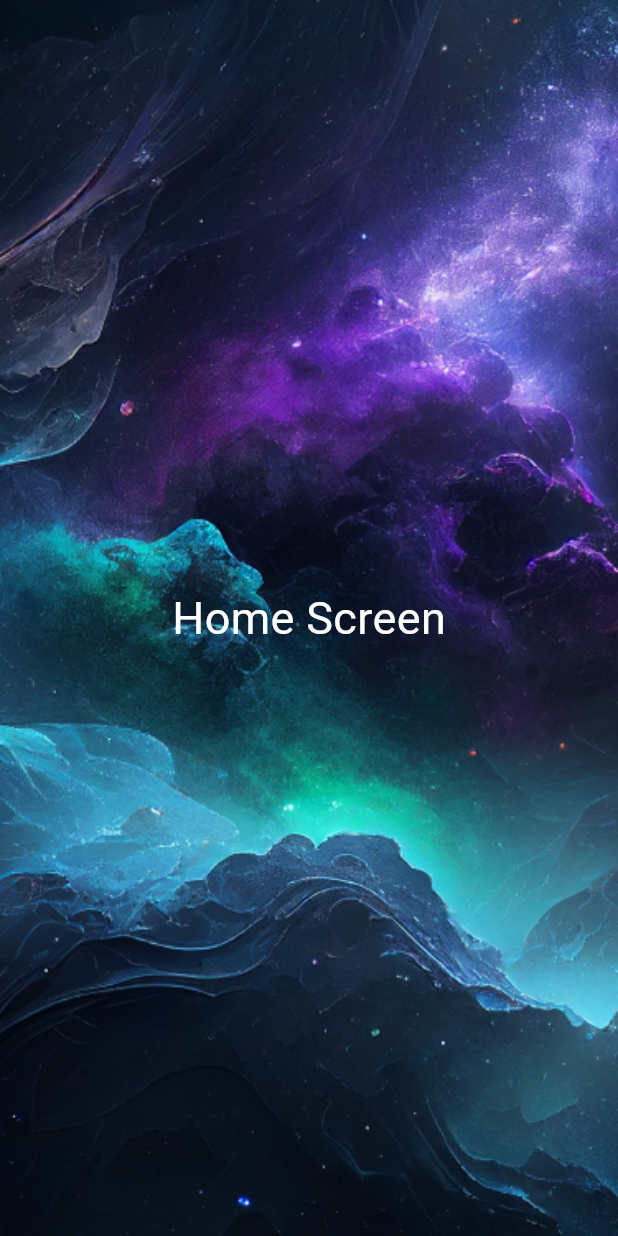
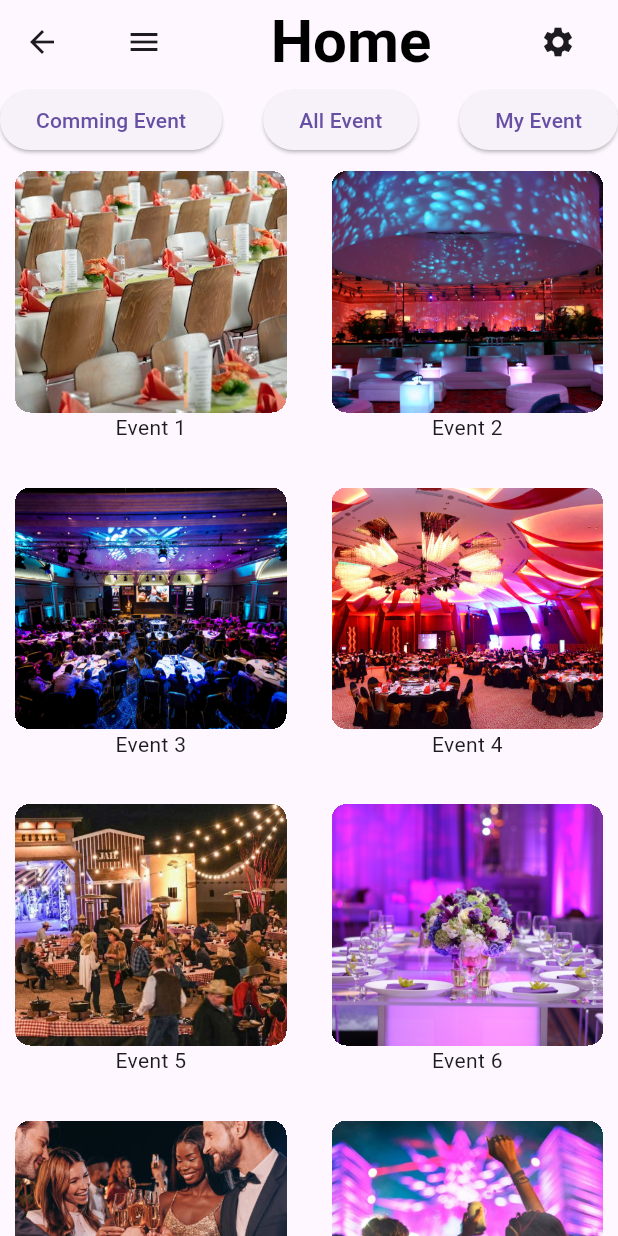
Before and after one commit to N-D-Duy/event-app, a Flutter app: the HomeScreen screen opened directly, on a phone screen of 412 x 824 dp. Run offline on Flutter 3.47's test engine with Material 3 defaults, Android fonts, the phone set to English and light mode, and no system bars; our stand-ins replace flutter_svg.

Commit message:
Update HomePage

```diff
--- a/lib/features/user/data/datasources/local/data.dart
+++ b/lib/features/user/data/datasources/local/data.dart
@@ -83,6 +83,11 @@ class Data {
         password: 'admin',
         name: 'admin',
         role: 'admin'),
+        Account(
+        email: '1',
+        password: '1',
+        name: '1',
+        role: '1'),
 
   ];
 
--- a/lib/features/user/presentation/pages/main/home/home_page.dart
+++ b/lib/features/user/presentation/pages/main/home/home_page.dart
@@ -1,6 +1,6 @@
+import 'package:event_app/features/user/presentation/widgets/event_list.dart';
+import 'package:flutter/material.dart';
 
-import 'package:event_app/features/user/presentation/widgets/background.dart';
-import 'package:flutter/material.dart';
 
 class HomeScreen extends StatefulWidget {
   const HomeScreen({super.key});
@@ -10,16 +10,100 @@ class HomeScreen extends StatefulWidget {
 }
 
 class _HomeScreenState extends State<HomeScreen> {
+
+late final List<Widget> _buttons = [
+    ElevatedButton(
+      onPressed: () {
+        onClick('Button1');
+      },
+      child: Text('Comming Event'),
+    ),
+    ElevatedButton(
+      onPressed: () {
+        onClick('Button2');
+      },
+      child: Text('All Event'),
+    ),
+    ElevatedButton(
+      onPressed: () {
+        onClick('Button3');
+      },
+      child: Text('My Event'),
+    ),
+  ];
+
+  @override
+  void initState() {
+    // TODO: implement initState
+    super.initState();
+    onClick('Button1');
+  }
+
+  void onClick(String name){
+    setState(() {
+      switch(name){
+        case 'Button1':
+        {
+          _mcontent.setWidget('Button1');
+          break;
+        }
+        case 'Button2':{
+          _mcontent.setWidget('Button2');
+          break;
+        }
+        case 'Button3':{
+          _mcontent.setWidget('Button3');
+          break;
+        }
+        default:{
+          _mcontent.setWidget('Button1');
+          print('Out of content Button');
+          break;
+        }
+      }
+    });
+  }
+
+  late EventList _mcontent = EventList();
   @override
   Widget build(BuildContext context) {
-    return const Scaffold(
-      body: Stack(children: [
-        Background(),
-        Center(
-          child: Text('Home Screen',
-              style: TextStyle(fontSize: 30, color: Colors.white)),
+   return Scaffold(
+      appBar: AppBar(
+      title: Row(
+          mainAxisAlignment: MainAxisAlignment.spaceBetween,
+          children: [
+            IconButton(
+              icon: Icon(Icons.menu),
+              onPressed: () {},
+            ),
+            Text('Home',
+              style: TextStyle(color: Colors.black,
+                fontSize: 40,
+                fontWeight: FontWeight.bold,
+              ),
+            ),
+            IconButton(
+              icon: Icon(Icons.settings),
+              onPressed: () {},
+            ),
+          ],
+        ),
+      ),
+      body: Container(
+        child: Column(
+          children: [
+            Row(
+              mainAxisAlignment: MainAxisAlignment.spaceBetween,
+              children: [
+                ..._buttons,
+              ],
+            ),
+            Expanded(
+              child : _mcontent,
+            )
+          ],
         )
-      ]),
+      )
     );
   }
 }
--- /dev/null
+++ b/lib/features/user/presentation/widgets/event_list.dart
@@ -0,0 +1,74 @@
+import 'package:event_app/features/user/data/datasources/local/data.dart';
+import 'package:flutter/material.dart';
+
+// ignore: must_be_immutable
+class EventList extends StatefulWidget {
+  final _EventListState _eventListState = _EventListState();
+
+  void setWidget(String type) {
+    _eventListState.setWidget(type);
+  }
+
+  @override
+  State<StatefulWidget> createState() => _eventListState;
+}
+
+class _EventListState extends State<EventList> {
+  void setWidget(String buttonType) {
+    if (mounted) {
+      setState(() {
+        print('Change State');
+      });
+    }
+  }
+
+  @override
+  Widget build(BuildContext context) {
+    return Scaffold(
+        body: GridView.builder(
+      itemCount: Data.eventList.length,
+      itemBuilder: (context, index) {
+        return Padding(
+          padding: const EdgeInsets.all(10),
+          child: AspectRatio(
+              aspectRatio: 2 / 3,
+              child: GestureDetector(
+                child: Container(
+                  child: Column(children: [
+                    Expanded(
+                      child: Container(
+                        child: ClipRRect(
+                            borderRadius: BorderRadius.circular(10),
+                            clipBehavior: Clip.hardEdge,
+                            child: Image.asset(
+                              Data.eventList[index].image,
+                              fit: BoxFit.cover,
+                            )),
+                        width: 250,
+                        height: 250,
+                        decoration: BoxDecoration(
+                            borderRadius: BorderRadius.circular(30)),
+                      ),
+                    ),
+                    Text(Data.eventList[index].name),
+                  ]),
+                ),
+                onTap: () {
+                  _onPressButton(index);
+                },
+              )),
+        );
+      },
+      gridDelegate: SliverGridDelegateWithFixedCrossAxisCount(
+        crossAxisCount: 2,
+        mainAxisSpacing: 10,
+        crossAxisSpacing: 10,
+      ),
+    ));
+  }
+
+  void _onPressButton(int indexEvent) {
+    print('tap: $indexEvent');
+    //Navigation to other widget
+  }
+}
```
